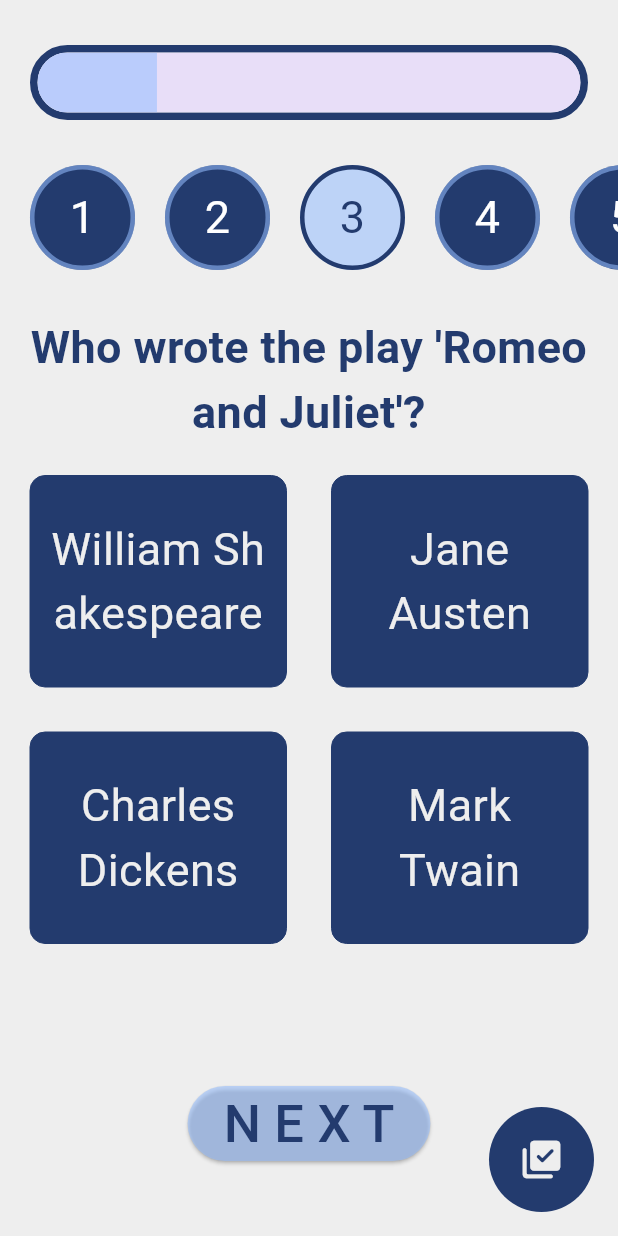
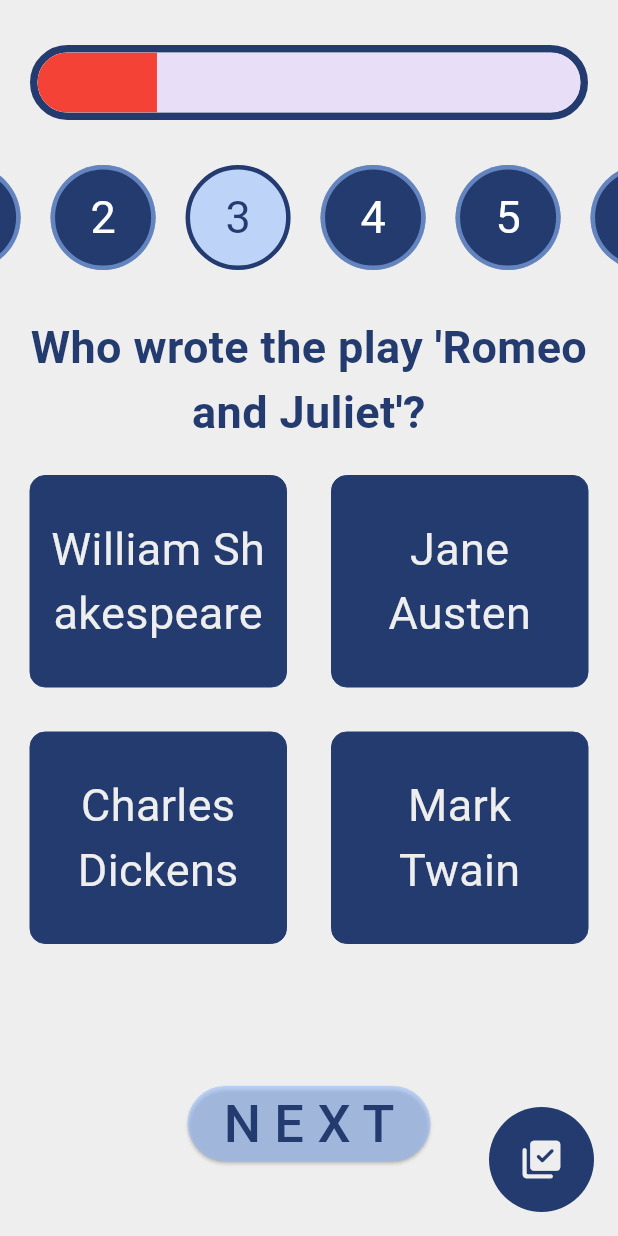
Before and after one commit to erfanJamali/beFast, a Flutter app: the screen it shows after launch, after a tap on "N E X T", on a phone screen of 412 x 824 dp. Run offline on Flutter 3.47's test engine with Material 3 defaults, Android fonts, the phone set to English and light mode, and no system bars.

Commit message:
automatic questionNumder scroll feature added

```diff
--- a/lib/main.dart
+++ b/lib/main.dart
@@ -2,6 +2,7 @@ import 'package:befast/colors.dart';
 import 'package:befast/questions.dart';
 import 'package:befast/result_page.dart';
 import 'package:flutter/material.dart';
+import 'package:flutter/scheduler.dart';
 
 void main() {
   runApp(
@@ -13,7 +14,6 @@ void main() {
 
 class home_page extends StatefulWidget {
   const home_page({super.key});
-
 
   @override
   State<home_page> createState() => _home_pageState();
@@ -27,12 +27,16 @@ late AnimationController animationController;
 late Animation animation;
 //
 bool doReset = false;
+//
+ScrollController scrollController = ScrollController();
 
 class _home_pageState extends State<home_page>
     with SingleTickerProviderStateMixin {
   @override
   void initState() {
     super.initState();
+    //
+
     //
     makeTempAnswerListZero();
     //
@@ -78,13 +82,14 @@ class _home_pageState extends State<home_page>
               borderRadius: BorderRadius.circular(25),
               child: LinearProgressIndicator(
                 value: animation.value,
-                valueColor: AlwaysStoppedAnimation(kColorBlue),
+                valueColor: AlwaysStoppedAnimation(Colors.red.shade500),
               ),
             ),
           ),
           const SizedBox(height: 30),
           SingleChildScrollView(
             scrollDirection: Axis.horizontal,
+            controller: scrollController,
             physics: const AlwaysScrollableScrollPhysics(),
             child: Row(
               children: makeQuestionNumber(),
@@ -220,7 +225,7 @@ class _home_pageState extends State<home_page>
       tempList.add(
         Row(
           children: [
-            const SizedBox(width: 20),
+            SizedBox(width: (i == 0) ? 20 : 10),
             Material(
               borderRadius: BorderRadius.circular(35),
               color: (questionIndex == i) ? kColorBlue : kColorDarkBlue,
@@ -262,6 +267,7 @@ class _home_pageState extends State<home_page>
                 ),
               ),
             ),
+            SizedBox(width: (i + 1 == questionsList.length) ? 20 : 10),
           ],
         ),
       );
@@ -285,9 +291,11 @@ class _home_pageState extends State<home_page>
     setState(() {
       //
       if (questionIndex + 1 == questionsList.length) {
-        animationController.reset();
+        animationController.stop();
         pushResultPage();
       } else {
+        scrollController.animateTo(questionIndex * 90.0,
+            duration: const Duration(seconds: 2), curve: Curves.ease);
         animationController.reset();
         questionIndex++;
         animationController.forward();
--- a/lib/result_page.dart
+++ b/lib/result_page.dart
@@ -133,6 +133,7 @@ class _resultPageState extends State<resultPage> {
 
   void popBack() {
     Navigator.pop(context);
+    scrollController.animateTo(-thisSize.width, duration: const Duration(milliseconds: 500), curve: Curves.ease);
     animationController.forward();
   }
 
```
